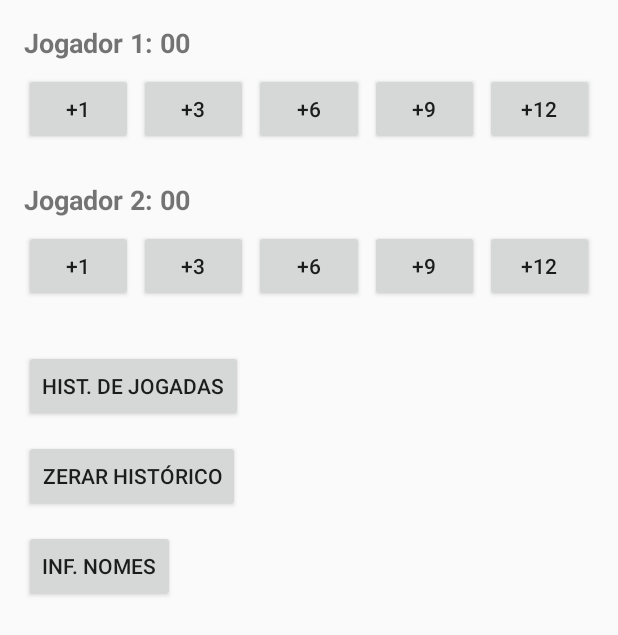
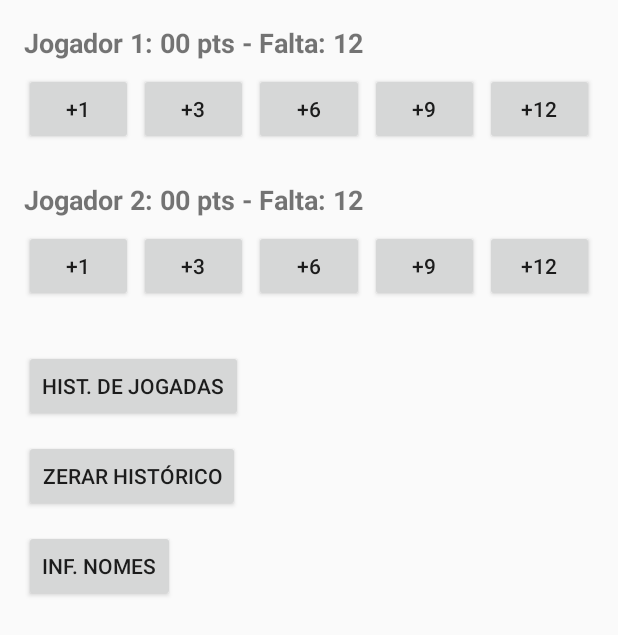
Before and after one commit to maike-rony/trabalhoandroid-truco, an Android app built with Jetpack Compose: the TelaInicialJogo screen opened directly, with no data from a screen before it, after a tap on "ZERAR HISTÓRICO", on a phone screen of 412 x 824 dp. Shown: the top 635 px of the screen. Run offline under Robolectric (Android 15) with nearby library versions, the phone set to English and light mode, and no system bars.

Commit message:
feat: melhoria pontuação faltante e ajustes finais

```diff
--- a/app/src/main/java/com/example/trabalhofinal_apptruco/TelaInicialJogo.kt
+++ b/app/src/main/java/com/example/trabalhofinal_apptruco/TelaInicialJogo.kt
@@ -7,6 +7,7 @@ import android.widget.TextView
 import androidx.appcompat.app.AlertDialog
 import androidx.appcompat.app.AppCompatActivity
 import java.util.Locale
+import kotlin.math.max
 
 class TelaInicialJogo : AppCompatActivity() {
 
@@ -83,8 +84,10 @@ class TelaInicialJogo : AppCompatActivity() {
     private fun atualizarPlacar() {
         val textoPontos1 = String.format(Locale.getDefault(), "%02d", pontosJogador1)
         val textoPontos2 = String.format(Locale.getDefault(), "%02d", pontosJogador2)
-        tvCabecalhoJogador1.text = getString(R.string.jogador_pontos_format, nomeJogador1, textoPontos1)
-        tvCabecalhoJogador2.text = getString(R.string.jogador_pontos_format, nomeJogador2, textoPontos2)
+        val falta1 = max(0, 12 - pontosJogador1)
+        val falta2 = max(0, 12 - pontosJogador2)
+        tvCabecalhoJogador1.text = getString(R.string.jogador_pontos_format, nomeJogador1, textoPontos1, falta1)
+        tvCabecalhoJogador2.text = getString(R.string.jogador_pontos_format, nomeJogador2, textoPontos2, falta2)
     }
 
     private fun adicionarPontosJogador1(pontos: Int) {
@@ -130,6 +133,8 @@ class TelaInicialJogo : AppCompatActivity() {
     private fun zerarHistorico() {
         pontosJogador1 = 0
         pontosJogador2 = 0
+        vitoriasJogador1 = 0
+        vitoriasJogador2 = 0
         atualizarPlacar()
     }
 }
--- a/app/src/main/res/values/strings.xml
+++ b/app/src/main/res/values/strings.xml
@@ -9,7 +9,7 @@
     <string name="erro_nomes_iguais">Coloque nomes diferentes</string>
     <string name="tela_inicial_jogo_titulo">Tela Inicial do Jogo</string>
     <string name="jogadores_partida">%1$s VS %2$s</string>
-    <string name="jogador_pontos_format">%1$s: %2$s</string>
+    <string name="jogador_pontos_format">%1$s: %2$s pts - Falta: %3$d</string>
     <string name="btn_mais_1">+1</string>
     <string name="btn_mais_3">+3</string>
     <string name="btn_mais_6">+6</string>
```
Also changed, not shown: 3 other files.
